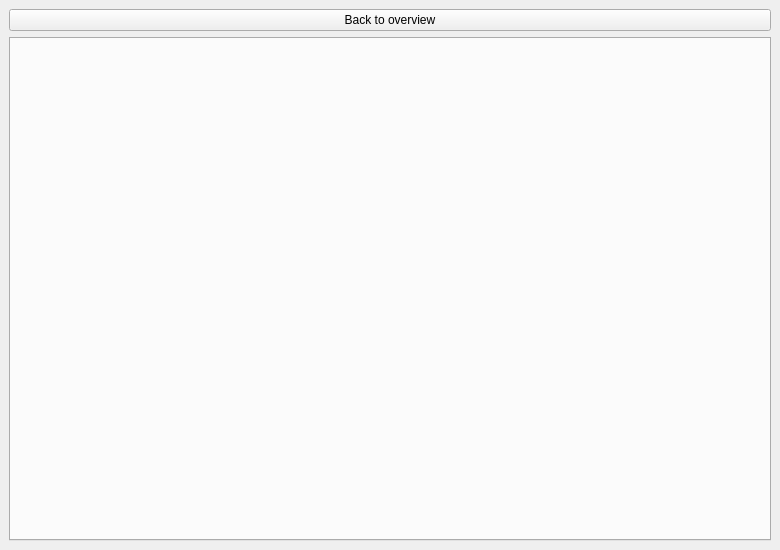
KDE/simon, file simon/src/simonview.ui: the form before one commit.
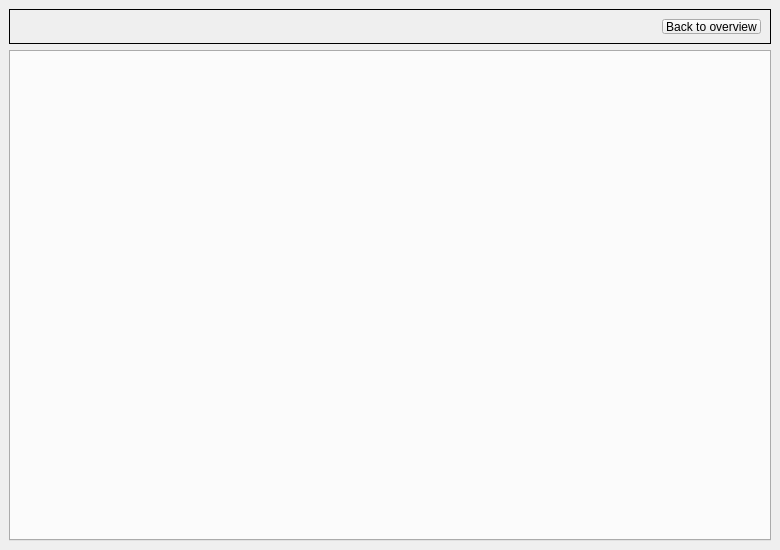
The form after the commit. Custom widgets are drawn as their Qt base class.

Commit message: Making back button nicer to look at

Patch:
```diff
--- a/simon/src/simonview.ui
+++ b/simon/src/simonview.ui
@@ -29,12 +29,58 @@
    <set>QMainWindow::AllowTabbedDocks|QMainWindow::AnimatedDocks|QMainWindow::VerticalTabs</set>
   </property>
   <widget class="QWidget" name="centralwidget">
-   <layout class="QVBoxLayout">
+   <layout class="QVBoxLayout" name="verticalLayout">
     <item>
-     <widget class="KPushButton" name="pbBackToOverview">
-      <property name="text">
-       <string>Back to overview</string>
+     <widget class="QFrame" name="frmBackToOverview">
+      <property name="sizePolicy">
+       <sizepolicy hsizetype="Preferred" vsizetype="Fixed">
+        <horstretch>0</horstretch>
+        <verstretch>0</verstretch>
+       </sizepolicy>
       </property>
+      <property name="minimumSize">
+       <size>
+        <width>0</width>
+        <height>0</height>
+       </size>
+      </property>
+      <property name="maximumSize">
+       <size>
+        <width>16777215</width>
+        <height>35</height>
+       </size>
+      </property>
+      <property name="autoFillBackground">
+       <bool>true</bool>
+      </property>
+      <property name="frameShape">
+       <enum>QFrame::Box</enum>
+      </property>
+      <property name="frameShadow">
+       <enum>QFrame::Plain</enum>
+      </property>
+      <layout class="QHBoxLayout" name="horizontalLayout">
+       <item>
+        <spacer name="horizontalSpacer">
+         <property name="orientation">
+          <enum>Qt::Horizontal</enum>
+         </property>
+         <property name="sizeHint" stdset="0">
+          <size>
+           <width>624</width>
+           <height>20</height>
+          </size>
+         </property>
+        </spacer>
+       </item>
+       <item>
+        <widget class="KPushButton" name="pbBackToOverview">
+         <property name="text">
+          <string>Back to overview</string>
+         </property>
+        </widget>
+       </item>
+      </layout>
      </widget>
     </item>
     <item>
```
The commit also changes 2 other files.
